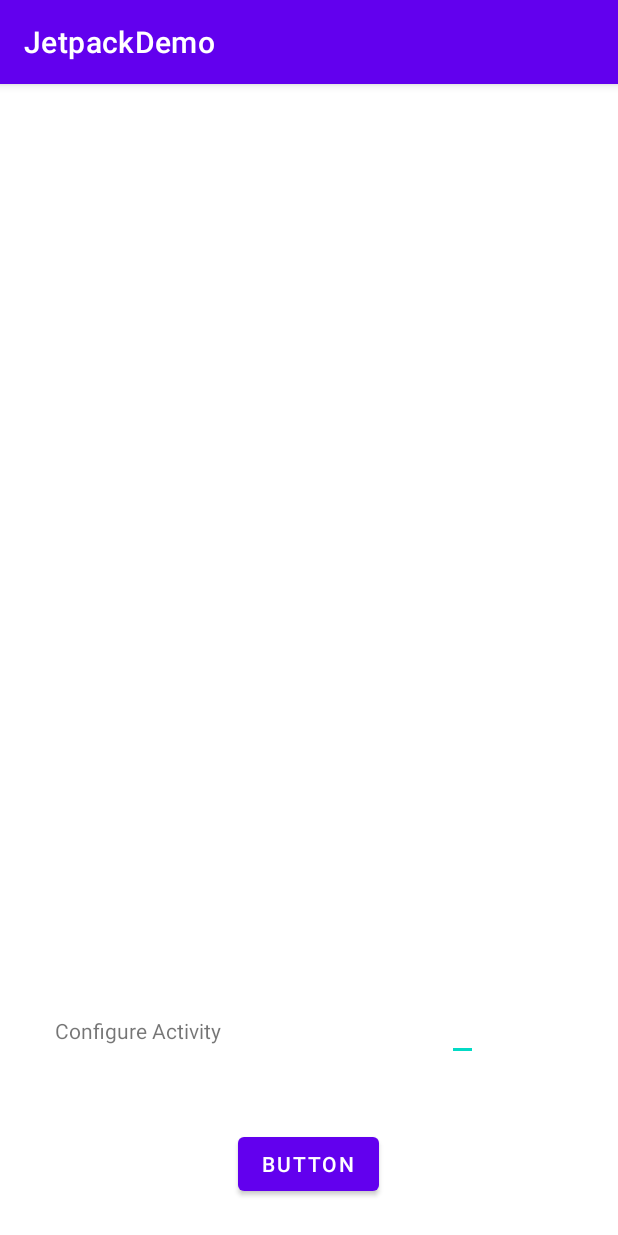
After one commit to fishforest/JetpackDemo, an Android app: the ConfigureActivity screen opened directly, with no data from a screen before it, on a phone screen of 412 x 824 dp. The commit adds this screen. Run offline under Robolectric (Android 15) with nearby library versions, the phone set to English and light mode, and no system bars.

Commit message:
onSaveInstanceState Demo

```diff
--- a/app/src/main/AndroidManifest.xml
+++ b/app/src/main/AndroidManifest.xml
@@ -28,6 +28,7 @@
         <activity android:name=".livedata.LiveDataActivity"/>
         <activity android:name=".uiflush.FlushUIActivity"/>
         <activity android:name=".activitylife.SmallActivity" android:theme="@style/MyTranslucentTheme"/>
+        <activity android:name=".activitylife.ConfigureActivity" />
     </application>
 
 </manifest>
--- /dev/null
+++ b/app/src/main/res/layout/activity_configure_layout.xml
@@ -0,0 +1,58 @@
+<?xml version="1.0" encoding="utf-8"?>
+<androidx.constraintlayout.widget.ConstraintLayout xmlns:android="http://schemas.android.com/apk/res/android"
+    xmlns:app="http://schemas.android.com/apk/res-auto"
+    xmlns:tools="http://schemas.android.com/tools"
+    android:layout_width="match_parent"
+    android:layout_height="match_parent"
+    tools:context=".MainActivity">
+
+
+    <TextView
+        android:id="@+id/textView2"
+        android:layout_width="wrap_content"
+        android:layout_height="wrap_content"
+        android:text="Configure Activity"
+        app:layout_constraintBottom_toBottomOf="parent"
+        app:layout_constraintHorizontal_bias="0.122"
+        app:layout_constraintLeft_toLeftOf="parent"
+        app:layout_constraintRight_toRightOf="parent"
+        app:layout_constraintTop_toTopOf="parent"
+        app:layout_constraintVertical_bias="0.83"></TextView>
+
+    <com.fish.jetpackdemo.activitylife.SaveEditText
+        android:id="@+id/edit"
+        android:layout_width="wrap_content"
+        android:layout_height="wrap_content"
+        app:layout_constraintBottom_toBottomOf="parent"
+        app:layout_constraintEnd_toEndOf="parent"
+        app:layout_constraintHorizontal_bias="0.762"
+        app:layout_constraintStart_toStartOf="parent"
+        app:layout_constraintTop_toTopOf="parent"
+        app:layout_constraintVertical_bias="0.839"></com.fish.jetpackdemo.activitylife.SaveEditText>
+
+    <ImageView
+        android:id="@+id/imageView"
+        android:layout_width="wrap_content"
+        android:layout_height="wrap_content"
+        app:layout_constraintBottom_toBottomOf="@+id/button"
+        app:layout_constraintEnd_toEndOf="parent"
+        app:layout_constraintHorizontal_bias="0.466"
+        app:layout_constraintStart_toStartOf="parent"
+        app:layout_constraintTop_toTopOf="parent"
+        app:layout_constraintVertical_bias="0.0"
+        tools:srcCompat="@tools:sample/avatars" />
+
+    <Button
+        android:id="@+id/button"
+        android:layout_width="wrap_content"
+        android:layout_height="wrap_content"
+        android:text="Button"
+        app:layout_constraintBottom_toBottomOf="parent"
+        app:layout_constraintEnd_toEndOf="parent"
+        app:layout_constraintHorizontal_bias="0.498"
+        app:layout_constraintStart_toStartOf="parent"
+        app:layout_constraintTop_toBottomOf="@+id/textView2"
+        app:layout_constraintVertical_bias="0.701" />
+
+
+</androidx.constraintlayout.widget.ConstraintLayout>
```
Also changed, not shown: app/src/main/java/com/fish/jetpackdemo/activitylife/ConfigureActivity.java (added, +61 -0 lines), app/src/main/java/com/fish/jetpackdemo/activitylife/OriginalLifecycleActivity.java (+10 -6 lines), app/src/main/java/com/fish/jetpackdemo/activitylife/SaveEditText.java (added, +42 -0 lines), app/src/main/res/layout/activity_origin_lifecycle.xml (+12 -1 lines).
